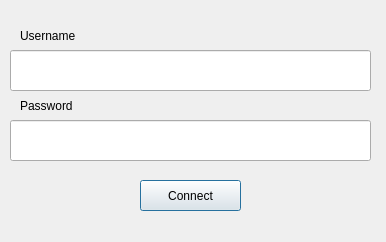
chairemobilite/transition_qgis, file login_dialog.ui: the form before one commit.
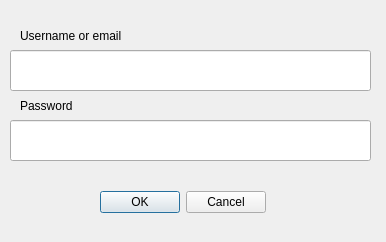
The form after the commit. Custom widgets are drawn as their Qt base class.

Commit message: Added translation for new dialog and tab

What changed in the file:
```diff
--- a/login_dialog.ui
+++ b/login_dialog.ui
@@ -13,19 +13,6 @@
   <property name="windowTitle">
    <string>Dialog</string>
   </property>
-  <widget class="QPushButton" name="connectButton">
-   <property name="geometry">
-    <rect>
-     <x>140</x>
-     <y>180</y>
-     <width>101</width>
-     <height>31</height>
-    </rect>
-   </property>
-   <property name="text">
-    <string>Connect</string>
-   </property>
-  </widget>
   <widget class="QLabel" name="passwordLabel">
    <property name="geometry">
     <rect>
@@ -44,12 +31,12 @@
     <rect>
      <x>20</x>
      <y>20</y>
-     <width>101</width>
+     <width>161</width>
      <height>31</height>
     </rect>
    </property>
    <property name="text">
-    <string>Username</string>
+    <string>Username or email</string>
    </property>
   </widget>
   <widget class="QLineEdit" name="usernameEdit">
@@ -81,6 +68,22 @@
     <bool>false</bool>
    </property>
   </widget>
+  <widget class="QDialogButtonBox" name="buttonBox">
+   <property name="geometry">
+    <rect>
+     <x>100</x>
+     <y>190</y>
+     <width>166</width>
+     <height>25</height>
+    </rect>
+   </property>
+   <property name="standardButtons">
+    <set>QDialogButtonBox::Cancel|QDialogButtonBox::Ok</set>
+   </property>
+   <property name="centerButtons">
+    <bool>false</bool>
+   </property>
+  </widget>
  </widget>
  <customwidgets>
   <customwidget>
```
Left out of the diff: 2 changed lines with no effect on the pictures. The commit also changes 2 other files.
